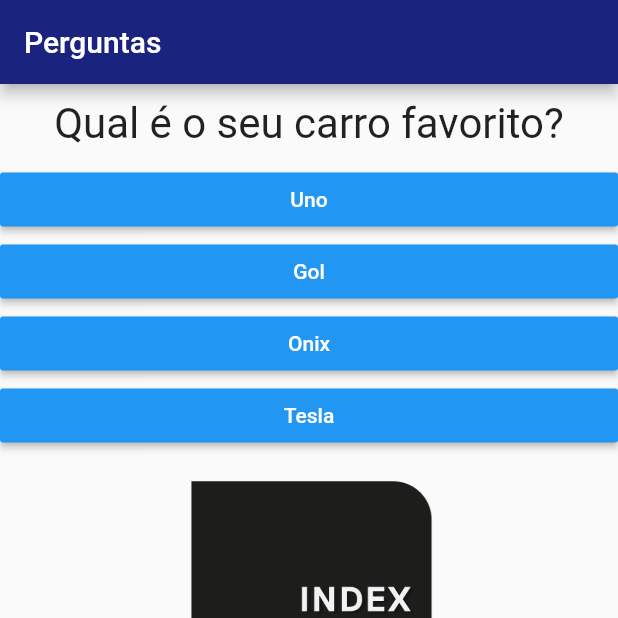
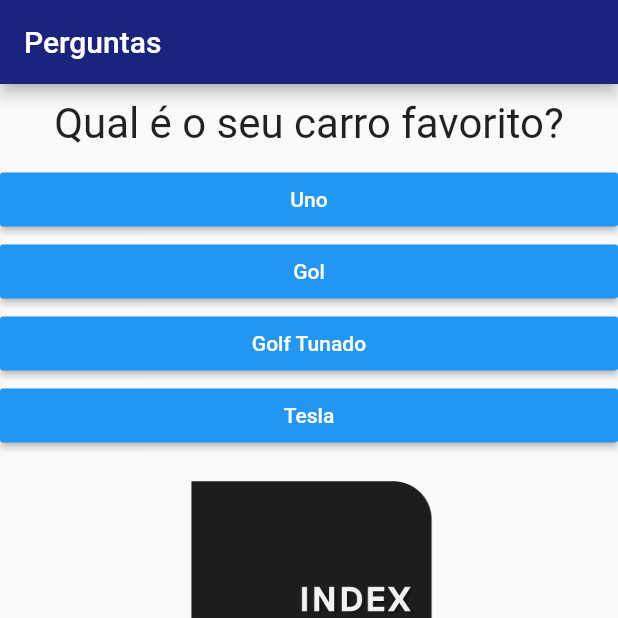
Before and after one commit to indexmartins/App_Perguntas, a Flutter app: the screen it shows after launch, after a tap on "Preto", after a tap on "Cobra", on a phone screen of 412 x 824 dp, the top half of it. Run offline on Flutter 3.47's test engine with Material 2 defaults, Android fonts, the phone set to English and light mode, and no system bars.

Commit message:
golf tunado

```diff
--- a/lib/main.dart
+++ b/lib/main.dart
@@ -19,7 +19,7 @@ class _PerguntaAppState extends State<PerguntaApp> {
     },
     {
       'texto': 'Qual é o seu carro favorito?',
-      'respostas': ['Uno', 'Gol', 'Onix', 'Tesla'],
+      'respostas': ['Uno', 'Gol', 'Golf Tunado', 'Tesla'],
     }
   ];
   void _responder() {
```
